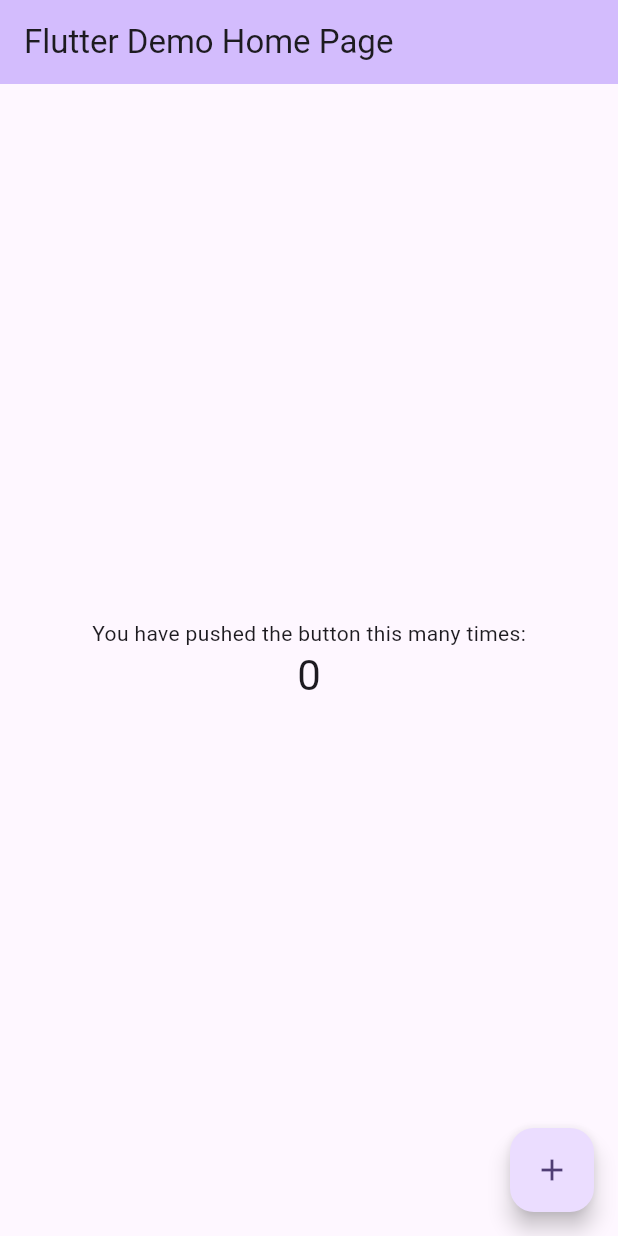
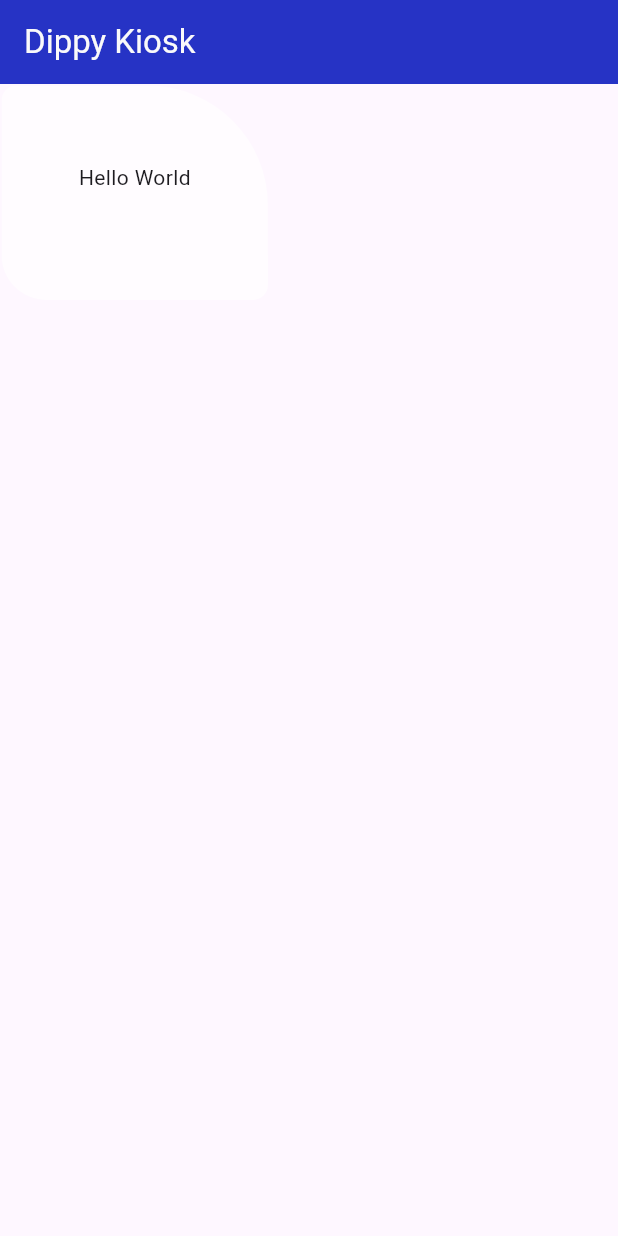
Before and after one commit to devworkmarlu/dippy_cue, a Flutter app: the screen it shows after launch, on a phone screen of 412 x 824 dp. Run offline on Flutter 3.47's test engine with Material 3 defaults, Android fonts, the phone set to English and light mode, and no system bars.

Commit message:
added widdgets

```diff
--- /dev/null
+++ b/lib/Screens/main_screen.dart
@@ -0,0 +1,34 @@
+import 'package:dippy_cue/Widgets/glass_card.dart';
+import 'package:dippy_cue/dippy_themes.dart';
+import 'package:flutter/material.dart';
+
+class MainScreen extends StatefulWidget {
+  const MainScreen({super.key});
+
+  @override
+  State<MainScreen> createState() => _MainScreenState();
+}
+
+class _MainScreenState extends State<MainScreen> {
+  @override
+  Widget build(BuildContext context) {
+    return Scaffold(
+      appBar: AppBar(
+        backgroundColor: DippyAppTheme.nearlyDarkBlue,
+        title: const Text(
+          'Dippy Kiosk',
+          style: TextStyle(color: DippyAppTheme.nearlyWhite),
+        ),
+      ),
+      body: Container(
+        child: GlassCard(
+            blur: 0.3,
+            opacity: 0.3,
+            Child: Container(
+              padding: EdgeInsets.all(50),
+              child: Text('Hello World'),
+            )),
+      ),
+    );
+  }
+}
--- /dev/null
+++ b/lib/Widgets/glass_card.dart
@@ -0,0 +1,41 @@
+import 'dart:ui';
+import 'package:flutter/material.dart';
+
+class GlassCard extends StatelessWidget {
+  final double blur;
+  final double opacity;
+  final Widget Child;
+
+  const GlassCard(
+      {Key? key,
+      required this.blur,
+      required this.opacity,
+      required this.Child})
+      : super(key: key);
+
+  @override
+  Widget build(BuildContext context) {
+    // TODO: implement build
+    return Padding(
+      padding: EdgeInsets.all(1.0),
+      child: ClipRRect(
+        borderRadius: BorderRadius.circular(10),
+        child: BackdropFilter(
+          filter: ImageFilter.blur(sigmaX: blur, sigmaY: blur),
+          child: Container(
+              padding: EdgeInsets.only(bottom: 20.0),
+              decoration: BoxDecoration(
+                  color: Colors.white.withOpacity(0.6),
+                  borderRadius: BorderRadius.only(
+                      topRight: Radius.circular(80),
+                      bottomLeft: Radius.circular(30)),
+                  border: Border.all(
+                    width: 1.5,
+                    color: Colors.white.withOpacity(0.1),
+                  )),
+              child: Child),
+        ),
+      ),
+    );
+  }
+}
--- a/lib/main.dart
+++ b/lib/main.dart
@@ -1,3 +1,4 @@
+import 'package:dippy_cue/Screens/main_screen.dart';
 import 'package:flutter/material.dart';
 
 void main() {
@@ -16,7 +17,7 @@ class MyApp extends StatelessWidget {
         colorScheme: ColorScheme.fromSeed(seedColor: Colors.deepPurple),
         useMaterial3: true,
       ),
-      home: const MyHomePage(title: 'Flutter Demo Home Page'),
+      home: const MainScreen(),
     );
   }
 }
```
Also changed, not shown: 6 other files.
